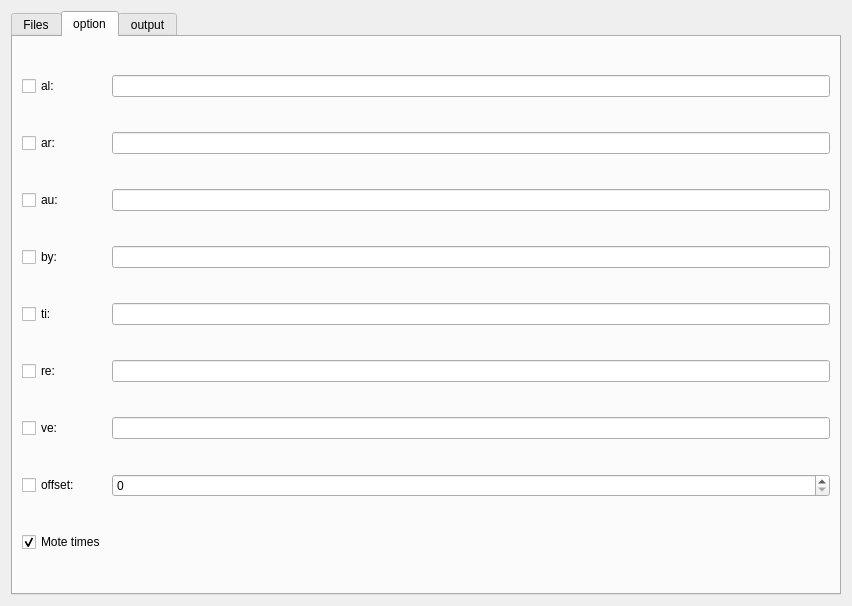
The window that batchprocessing.ui (gxup320/LrcEditer) describes before a commit, drawn with Qt 5.
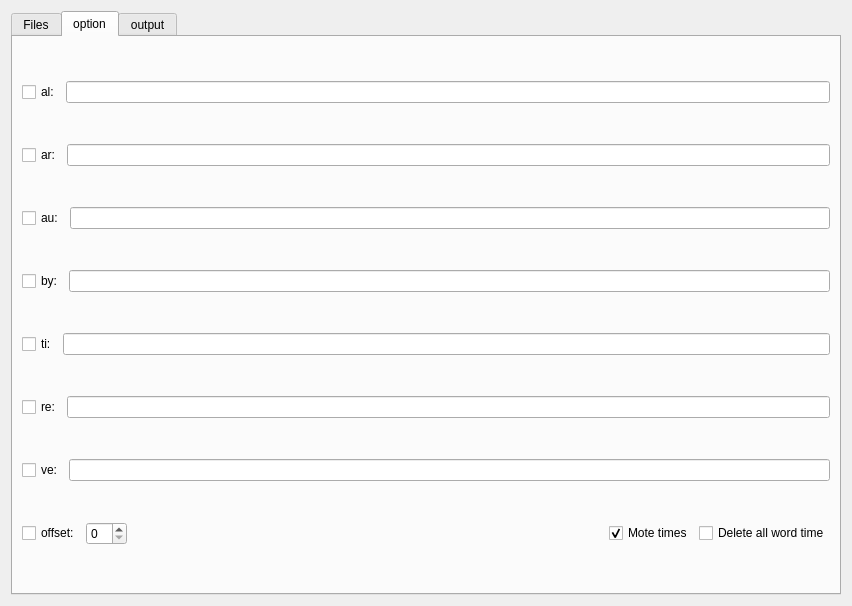
The same window after the commit. The open tabs and pages were chosen to show the change.

Commit message: add delete all word time

What changed in the file:
```diff
--- a/batchprocessing.ui
+++ b/batchprocessing.ui
@@ -59,87 +59,130 @@
        <string>option</string>
       </attribute>
       <layout class="QGridLayout" name="gridLayout_2">
-       <item row="3" column="2">
+       <item row="3" column="0">
+        <layout class="QHBoxLayout" name="horizontalLayout_2">
+         <item>
+          <widget class="QCheckBox" name="checkBox_al">
+           <property name="text">
+            <string>al:</string>
+           </property>
+          </widget>
+         </item>
+         <item>
         <widget class="QLineEdit" name="lineEdit_al"/>
        </item>
-       <item row="8" column="0">
-        <widget class="QCheckBox" name="checkBox_re">
-         <property name="text">
-          <string>re:</string>
-         </property>
-        </widget>
-       </item>
-       <item row="6" column="2">
-        <widget class="QLineEdit" name="lineEdit_by"/>
-       </item>
-       <item row="6" column="0">
-        <widget class="QCheckBox" name="checkBox_by">
-         <property name="text">
-          <string>by:</string>
-         </property>
-        </widget>
+        </layout>
        </item>
        <item row="4" column="0">
+        <layout class="QHBoxLayout" name="horizontalLayout_3">
+         <item>
         <widget class="QCheckBox" name="checkBox_ar">
          <property name="text">
           <string>ar:</string>
          </property>
         </widget>
        </item>
-       <item row="10" column="2">
-        <widget class="QSpinBox" name="spinBox_offset"/>
-       </item>
-       <item row="7" column="0">
-        <widget class="QCheckBox" name="checkBox_ti">
-         <property name="text">
-          <string>ti:</string>
-         </property>
-        </widget>
-       </item>
-       <item row="5" column="2">
-        <widget class="QLineEdit" name="lineEdit_au"/>
-       </item>
-       <item row="7" column="2">
-        <widget class="QLineEdit" name="lineEdit_ti"/>
-       </item>
-       <item row="4" column="2">
+         <item>
         <widget class="QLineEdit" name="lineEdit_ar"/>
        </item>
+        </layout>
+       </item>
        <item row="5" column="0">
+        <layout class="QHBoxLayout" name="horizontalLayout_5">
+         <item>
         <widget class="QCheckBox" name="checkBox_au">
          <property name="text">
           <string>au:</string>
          </property>
         </widget>
        </item>
-       <item row="8" column="2">
+         <item>
+          <widget class="QLineEdit" name="lineEdit_au"/>
+         </item>
+        </layout>
+       </item>
+       <item row="6" column="0">
+        <layout class="QHBoxLayout" name="horizontalLayout_6">
+         <item>
+          <widget class="QCheckBox" name="checkBox_by">
+           <property name="text">
+            <string>by:</string>
+           </property>
+          </widget>
+         </item>
+         <item>
+          <widget class="QLineEdit" name="lineEdit_by"/>
+         </item>
+        </layout>
+       </item>
+       <item row="7" column="0">
+        <layout class="QHBoxLayout" name="horizontalLayout_7">
+         <item>
+          <widget class="QCheckBox" name="checkBox_ti">
+           <property name="text">
+            <string>ti:</string>
+           </property>
+          </widget>
+         </item>
+         <item>
+          <widget class="QLineEdit" name="lineEdit_ti"/>
+         </item>
+        </layout>
+       </item>
+       <item row="8" column="0">
+        <layout class="QHBoxLayout" name="horizontalLayout_8">
+         <item>
+          <widget class="QCheckBox" name="checkBox_re">
+           <property name="text">
+            <string>re:</string>
+           </property>
+          </widget>
+         </item>
+         <item>
         <widget class="QLineEdit" name="lineEdit_re"/>
        </item>
-       <item row="3" column="0">
-        <widget class="QCheckBox" name="checkBox_al">
-         <property name="text">
-          <string>al:</string>
-         </property>
-        </widget>
-       </item>
-       <item row="10" column="0">
-        <widget class="QCheckBox" name="checkBox_offset">
-         <property name="text">
-          <string>offset:</string>
-         </property>
-        </widget>
-       </item>
-       <item row="9" column="2">
-        <widget class="QLineEdit" name="lineEdit_ve"/>
+        </layout>
        </item>
        <item row="9" column="0">
+        <layout class="QHBoxLayout" name="horizontalLayout_9">
+         <item>
         <widget class="QCheckBox" name="checkBox_ve">
          <property name="text">
           <string>ve:</string>
          </property>
         </widget>
        </item>
-       <item row="11" column="0">
+         <item>
+          <widget class="QLineEdit" name="lineEdit_ve"/>
+         </item>
+        </layout>
+       </item>
+       <item row="10" column="0">
+        <layout class="QHBoxLayout" name="horizontalLayout_10">
+         <item>
+          <widget class="QCheckBox" name="checkBox_offset">
+           <property name="text">
+            <string>offset:</string>
+           </property>
+          </widget>
+         </item>
+         <item>
+          <widget class="QSpinBox" name="spinBox_offset"/>
+         </item>
+         <item>
+          <spacer name="horizontalSpacer">
+           <property name="orientation">
+            <enum>Qt::Horizontal</enum>
+           </property>
+           <property name="sizeHint" stdset="0">
+            <size>
+             <width>40</width>
+             <height>20</height>
+            </size>
+           </property>
+          </spacer>
+         </item>
+         <item>
         <widget class="QCheckBox" name="checkBox_moreTimes">
          <property name="text">
           <string>Mote times</string>
@@ -148,6 +191,15 @@
           <bool>true</bool>
          </property>
         </widget>
+         </item>
+         <item>
+          <widget class="QCheckBox" name="checkBox_deleteAllWordTime">
+           <property name="text">
+            <string>Delete all word time</string>
+           </property>
+          </widget>
+         </item>
+        </layout>
        </item>
       </layout>
      </widget>
```
Lines whose indentation alone changed are shown as unchanged. The commit also changes 2 other files.
